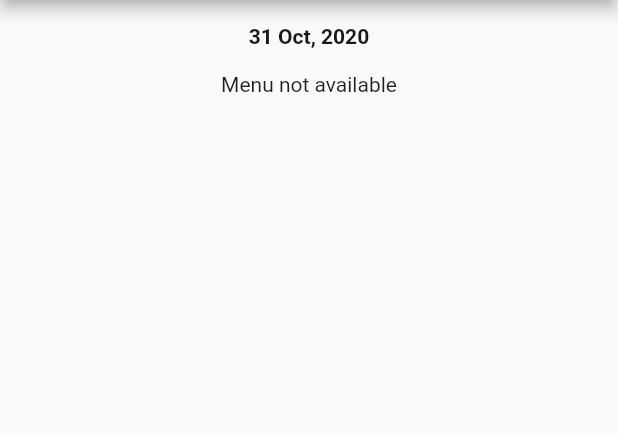
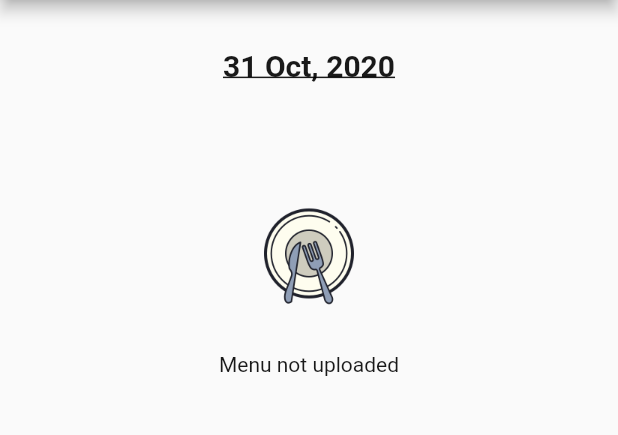
Before and after one commit to TanavShah/DBMS-Mess-Management-System, a Flutter app: the HomePage screen opened by its route, on a phone screen of 412 x 824 dp, the part 84-519 px from its top. Run offline on Flutter 3.47's test engine with Material 2 defaults, Android fonts, the phone set to English and light mode, and no system bars; our stand-ins replace fluttertoast, get_it, google_fonts, jiffy, shared_preferences; accounts and stored records are empty; generated files the repository leaves out were written again; network calls fail.

Commit message:
UI enhancements

```diff
--- a/mess_management_web/lib/ui/home/menu/mess_menu_list_widget.dart
+++ b/mess_management_web/lib/ui/home/menu/mess_menu_list_widget.dart
@@ -18,7 +18,7 @@ class MessMenuListWidget extends StatelessWidget {
       child: Container(
         width: width / 4,
         padding: EdgeInsets.all(16),
-        decoration: cardDecoration,
+        decoration: cardDecorationDeepShadow,
         child: Column(
           crossAxisAlignment: CrossAxisAlignment.start,
           mainAxisSize: MainAxisSize.min,
--- a/mess_management_web/lib/ui/home/menu/mess_menu_page.dart
+++ b/mess_management_web/lib/ui/home/menu/mess_menu_page.dart
@@ -43,18 +43,24 @@ class MessMenuPage extends StatelessWidget {
                             );
                             model.selectedDate = selected;
                           },
-                          child: Text(
-                              Jiffy(model.selectedDate).format("dd MMM, yyyy"),
-                              style: b90_14_600),
+                          child: Container(
+                            padding: EdgeInsets.all(32),
+                            child: Text(
+                                Jiffy(model.selectedDate)
+                                    .format("dd MMM, yyyy"),
+                                style: b90_20_600.copyWith(
+                                    decoration: TextDecoration.underline)),
+                          ),
                         ),
                       ],
                     ),
                   ),
-                  model.currentMenu != null &&
-                          model.currentMenu.menus.length != 0
+                  (model.currentMenu != null &&
+                          model.currentMenu.menus.length != 0)
                       ? Flexible(
                           child: SingleChildScrollView(
                             child: Row(
+                              crossAxisAlignment: CrossAxisAlignment.start,
                               mainAxisSize: MainAxisSize.min,
                               children: [...list],
                             ),
@@ -84,8 +90,22 @@ class _MenuNotAvailableState extends State<MenuNotAvailable> {
     return Container(
       child: Column(
         children: [
-          Text('Menu not available'),
-          if (locator<AuthService>().isWorker == true)
+          Padding(
+            padding: const EdgeInsets.all(32.0),
+            child: Column(
+              children: [
+                Image.asset('assets/meal_icon.png', scale: 2),
+                SizedBox(
+                  height: 16,
+                ),
+                Text(
+                  'Menu not uploaded',
+                  style: b90_14,
+                ),
+              ],
+            ),
+          ),
+          if (locator<AuthService>().isWorker == true && !showAddMenu)
             AppButton(
               text: "Add Menu",
               onPressed: () {
```
Also changed, not shown: mess_management_web/lib/ui/home/menu/add_menu_column.dart (+21 -7 lines), mess_management_web/lib/ui/home/menu/mess_menu_heading_widget.dart (+4 -3 lines), mess_management_web/lib/ui/home/menu/mess_menu_item.dart (+15 -2 lines), mess_management_web/assets/m1.png (added), mess_management_web/assets/m2.png (added), mess_management_web/assets/m3.png (added), mess_management_web/assets/m4.png (added), mess_management_web/assets/meal_icon.png (added), 1 other file.
